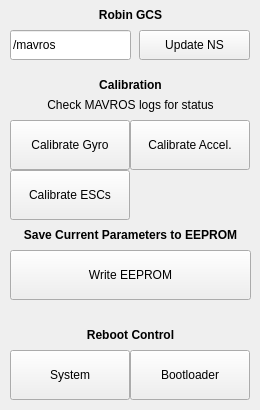
First picture: the form in resource/RobinGCS.ui, repository qutas/rqt_robin_gcs, before the edit.
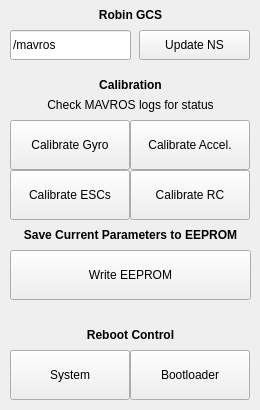
Second picture: the form after the edit.

Commit message: Added RC calibration

Diff of the .ui file:
```diff
--- a/resource/RobinGCS.ui
+++ b/resource/RobinGCS.ui
@@ -266,6 +266,22 @@
     <string>Calibrate ESCs</string>
    </property>
   </widget>
+  <widget class="QPushButton" name="button_cal_rc">
+   <property name="enabled">
+    <bool>true</bool>
+   </property>
+   <property name="geometry">
+    <rect>
+     <x>130</x>
+     <y>170</y>
+     <width>120</width>
+     <height>50</height>
+    </rect>
+   </property>
+   <property name="text">
+    <string>Calibrate RC</string>
+   </property>
+  </widget>
  </widget>
  <resources/>
  <connections/>
```
The commit also changes 1 other file.
